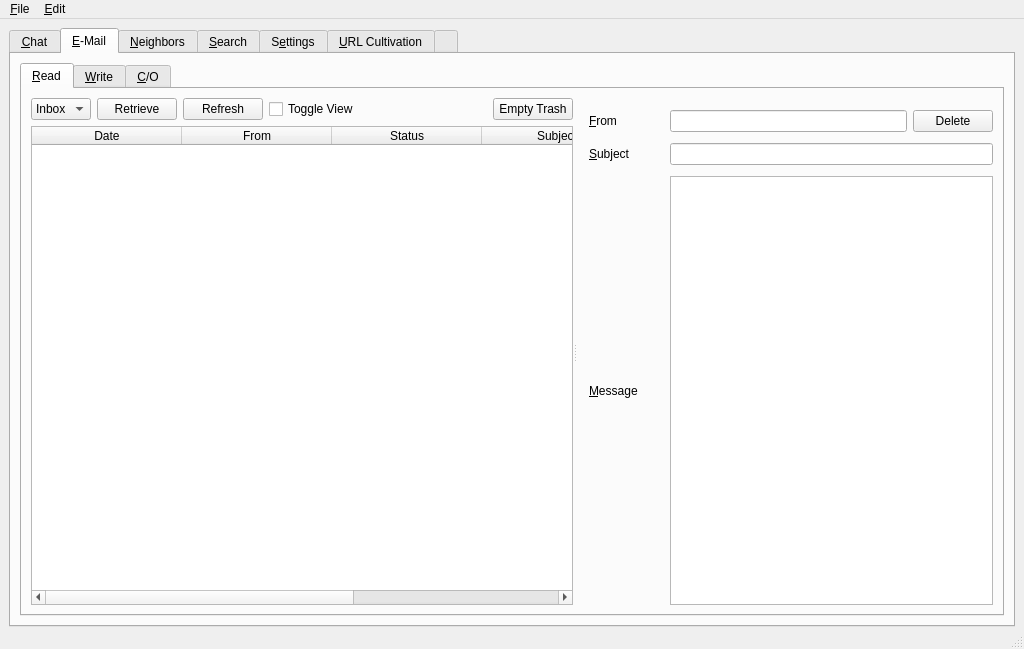
The window that UI/controlcenter.ui (xloem/spot-on-svn) describes before a commit, drawn with Qt 5.
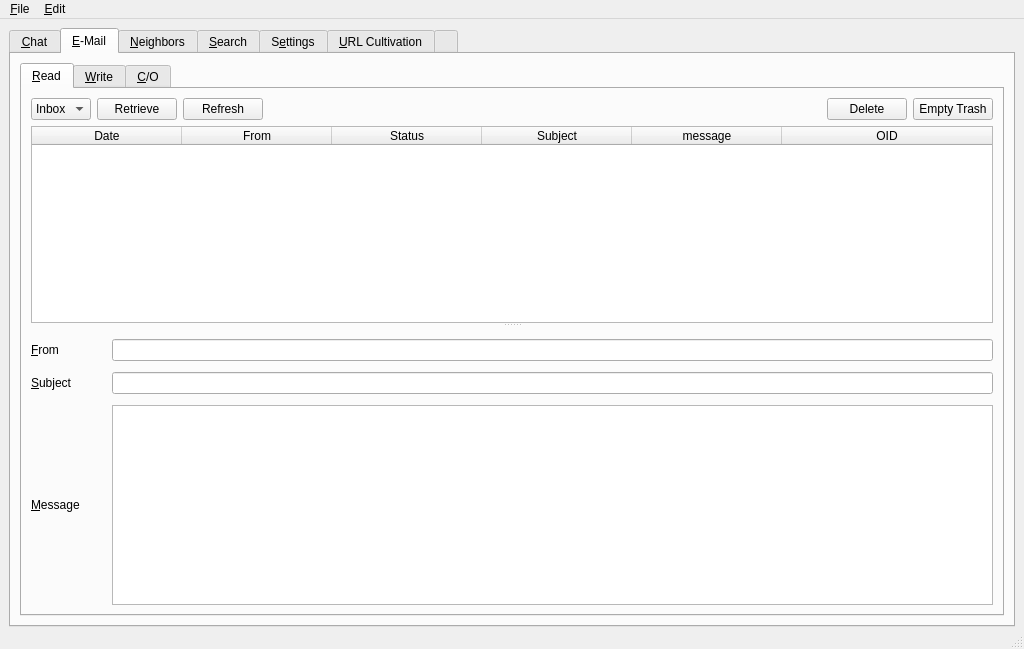
The same window after the commit. The open tabs and pages were chosen to show the change. Icons and pictures are not drawn. Custom widgets are drawn as their Qt base class.

Commit message: Reverted some changes that were distant.

What changed in the file:
```diff
--- a/UI/controlcenter.ui
+++ b/UI/controlcenter.ui
@@ -414,16 +414,6 @@
            <attribute name="title">
             <string>&amp;Read</string>
            </attribute>
-           <layout class="QVBoxLayout" name="verticalLayout_31">
-            <item>
-             <widget class="QSplitter" name="readMailSplitter">
-              <property name="orientation">
-               <enum>Qt::Horizontal</enum>
-              </property>
-              <property name="childrenCollapsible">
-               <bool>false</bool>
-              </property>
-              <widget class="QWidget" name="layoutWidget">
                <layout class="QVBoxLayout" name="verticalLayout_26">
                 <item>
                  <layout class="QHBoxLayout" name="horizontalLayout_38">
@@ -492,13 +482,6 @@
                     </property>
                    </widget>
                   </item>
-                  <item>
-                   <widget class="QCheckBox" name="horizontalSplit">
-                    <property name="text">
-                     <string>Toggle View</string>
-                    </property>
-                   </widget>
-                  </item>
                   <item>
                    <spacer name="horizontalSpacer_32">
                     <property name="orientation">
@@ -512,6 +495,17 @@
                     </property>
                    </spacer>
                   </item>
+              <item>
+               <widget class="QPushButton" name="deleteMail">
+                <property name="text">
+                 <string>Delete</string>
+                </property>
+                <property name="icon">
+                 <iconset resource="../Icons/icons.qrc">
+                  <normaloff>:/delete.png</normaloff>:/delete.png</iconset>
+                </property>
+               </widget>
+              </item>
                   <item>
                    <widget class="QPushButton" name="emptyTrash">
                     <property name="text">
@@ -526,6 +520,13 @@
                  </layout>
                 </item>
                 <item>
+             <widget class="QSplitter" name="readVerticalSplitter">
+              <property name="orientation">
+               <enum>Qt::Vertical</enum>
+              </property>
+              <property name="childrenCollapsible">
+               <bool>false</bool>
+              </property>
                  <widget class="QTableWidget" name="mail">
                   <property name="selectionBehavior">
                    <enum>QAbstractItemView::SelectRows</enum>
@@ -573,17 +574,18 @@
                    </property>
                   </column>
                  </widget>
-                </item>
-               </layout>
-              </widget>
-              <widget class="QWidget" name="layoutWidget1c">
+              <widget class="QWidget" name="layoutWidget">
                <layout class="QGridLayout" name="gridLayout_2">
-                <property name="leftMargin">
-                 <number>12</number>
-                </property>
                 <property name="topMargin">
                  <number>12</number>
                 </property>
+                <item row="0" column="2">
+                 <widget class="QLineEdit" name="mailFrom">
+                  <property name="readOnly">
+                   <bool>true</bool>
+                  </property>
+                 </widget>
+                </item>
                 <item row="0" column="0">
                  <widget class="QLabel" name="label_from">
                   <property name="text">
@@ -652,31 +654,6 @@
                   </property>
                  </widget>
                 </item>
-                <item row="0" column="2">
-                 <layout class="QHBoxLayout" name="horizontalLayout_35">
-                  <item>
-                   <widget class="QLineEdit" name="mailFrom">
-                    <property name="sizePolicy">
-                     <sizepolicy hsizetype="MinimumExpanding" vsizetype="Fixed">
-                      <horstretch>0</horstretch>
-                      <verstretch>0</verstretch>
-                     </sizepolicy>
-                    </property>
-                   </widget>
-                  </item>
-                  <item>
-                   <widget class="QPushButton" name="deleteMail">
-                    <property name="text">
-                     <string>Delete</string>
-                    </property>
-                    <property name="icon">
-                     <iconset resource="../Icons/icons.qrc">
-                      <normaloff>:/delete.png</normaloff>:/delete.png</iconset>
-                    </property>
-                   </widget>
-                  </item>
-                 </layout>
-                </item>
                </layout>
               </widget>
              </widget>
```
Left out of the diff: 10 changed lines with no effect on the pictures. Lines whose indentation alone changed are shown as unchanged. The commit also changes 2 other files.
